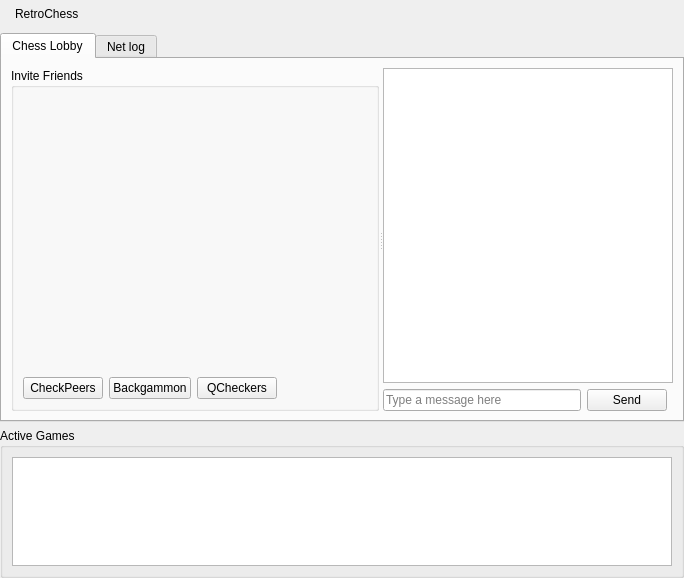
Qt form plugins/RetroChess/gui/NEMainpage.ui (defnax/RetroShare) before a commit.
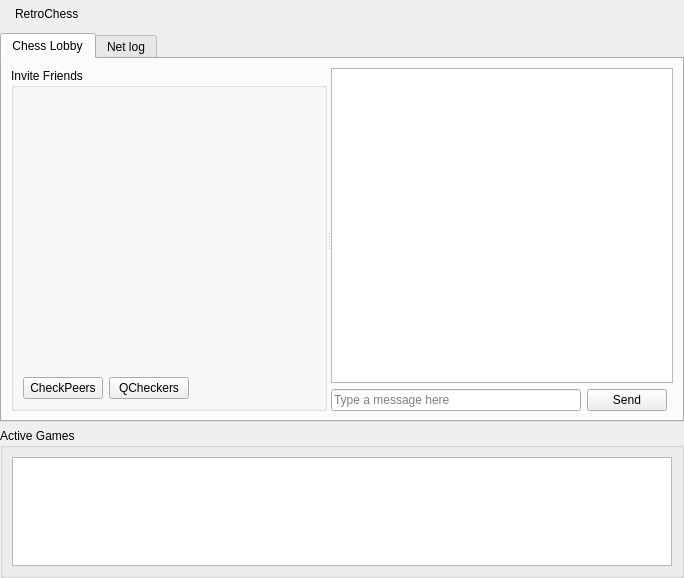
The same form after that commit. Icons and pictures are not drawn. Custom widgets are drawn as their Qt base class.

Commit message: removed button & fixing compile

What changed in the file:
```diff
--- a/plugins/RetroChess/gui/NEMainpage.ui
+++ b/plugins/RetroChess/gui/NEMainpage.ui
@@ -132,7 +132,21 @@
            <string>Invite Friends</string>
           </property>
           <layout class="QGridLayout" name="gridLayout_5">
-           <item row="1" column="3">
+           <item row="1" column="1">
+            <widget class="QPushButton" name="checkersButton">
+             <property name="text">
+              <string>QCheckers</string>
+             </property>
+            </widget>
+           </item>
+           <item row="0" column="0" colspan="3">
+            <widget class="FriendSelectionWidget" name="friendSelectionWidget" native="true">
+             <property name="contextMenuPolicy">
+              <enum>Qt::CustomContextMenu</enum>
+             </property>
+            </widget>
+           </item>
+           <item row="1" column="2">
             <spacer name="horizontalSpacer_2">
              <property name="orientation">
               <enum>Qt::Horizontal</enum>
@@ -145,13 +159,6 @@
              </property>
             </spacer>
            </item>
-           <item row="1" column="1">
-            <widget class="QPushButton" name="pushButton">
-             <property name="text">
-              <string>Backgammon</string>
-             </property>
-            </widget>
-           </item>
            <item row="1" column="0">
             <widget class="QPushButton" name="filterPeersButton">
              <property name="text">
@@ -159,20 +166,6 @@
              </property>
             </widget>
            </item>
-           <item row="0" column="0" colspan="4">
-            <widget class="FriendSelectionWidget" name="friendSelectionWidget" native="true">
-             <property name="contextMenuPolicy">
-              <enum>Qt::CustomContextMenu</enum>
-             </property>
-            </widget>
-           </item>
-           <item row="1" column="2">
-            <widget class="QPushButton" name="checkersButton">
-             <property name="text">
-              <string>QCheckers</string>
-             </property>
-            </widget>
-           </item>
           </layout>
          </widget>
          <widget class="QWidget" name="layoutWidget">
```
The commit also changes 2 other files.
